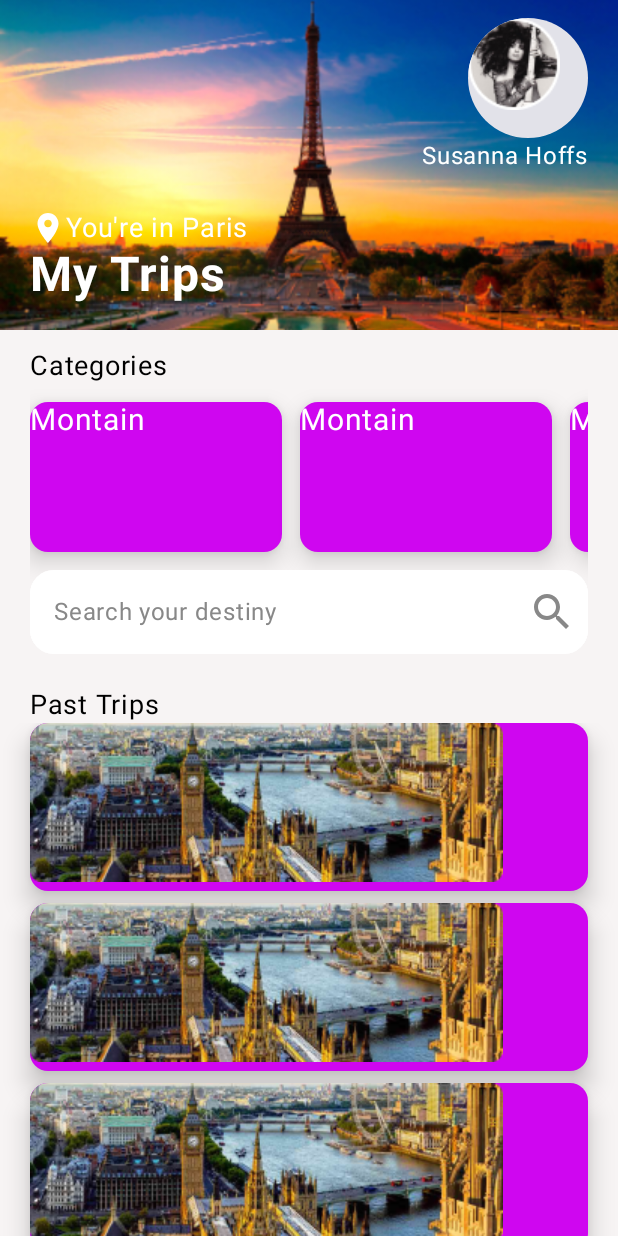
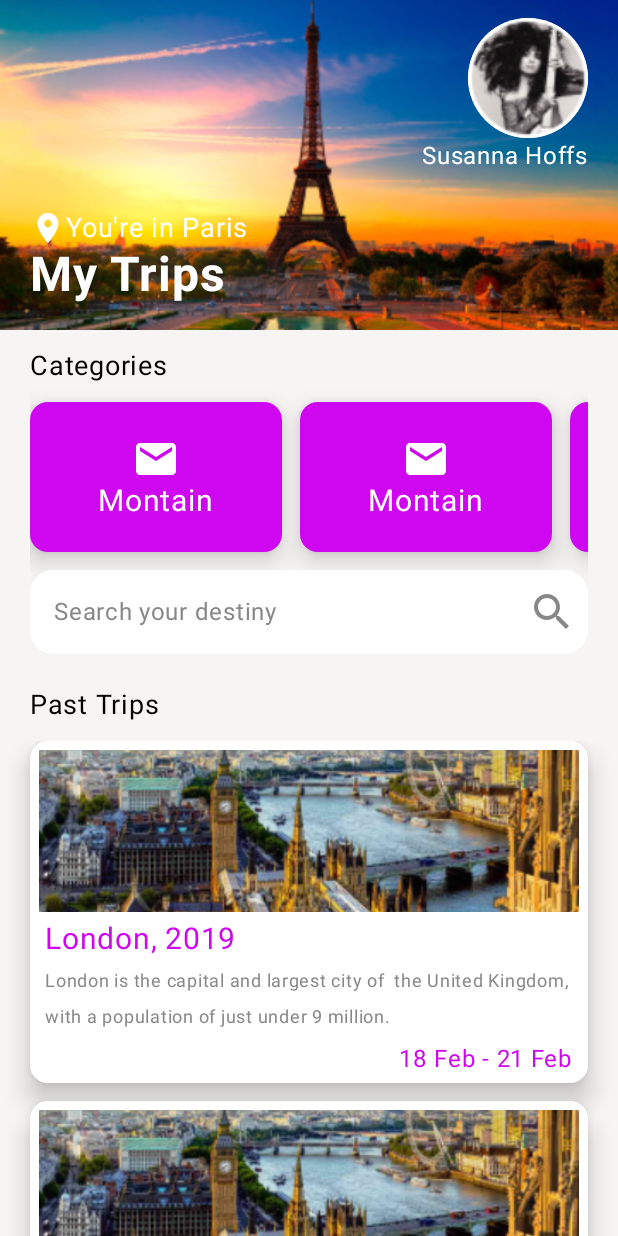
Before and after one commit to PedrooTz/Login-Page-Android, an Android app built with Jetpack Compose: the home screen opened through its navigation route, on a phone screen of 412 x 824 dp. Run offline under Robolectric (Android 15) with nearby library versions, the phone set to English and light mode, and no system bars.

Commit message:
Todas as telas finalizadas

```diff
--- a/app/build.gradle.kts
+++ b/app/build.gradle.kts
@@ -60,6 +60,7 @@ dependencies {
     implementation("androidx.compose.ui:ui-tooling-preview")
 
     implementation("androidx.navigation:navigation-compose:2.7.7")
+    implementation("androidx.compose.material:material-icons-core-android:1.6.5")
 
     implementation("androidx.compose.material3:material3")
     testImplementation("junit:junit:4.13.2")
--- a/app/src/main/java/br/senai/sp/jandira/loginpage/screens/TelaHome.kt
+++ b/app/src/main/java/br/senai/sp/jandira/loginpage/screens/TelaHome.kt
@@ -1,23 +1,14 @@
 package br.senai.sp.jandira.loginpage.screens
 
-import android.graphics.drawable.Icon
-import android.os.Bundle
-import androidx.activity.ComponentActivity
-import androidx.activity.compose.setContent
-import androidx.compose.foundation.BorderStroke
 import androidx.compose.foundation.Image
 import androidx.compose.foundation.background
-import androidx.compose.foundation.border
 import androidx.compose.foundation.layout.Arrangement
-import androidx.compose.foundation.layout.Box
 import androidx.compose.foundation.layout.Column
 import androidx.compose.foundation.layout.Row
 import androidx.compose.foundation.layout.Spacer
-import androidx.compose.foundation.layout.fillMaxHeight
 import androidx.compose.foundation.layout.fillMaxSize
 import androidx.compose.foundation.layout.fillMaxWidth
 import androidx.compose.foundation.layout.height
-import androidx.compose.foundation.layout.offset
 import androidx.compose.foundation.layout.padding
 import androidx.compose.foundation.layout.size
 import androidx.compose.foundation.layout.width
@@ -26,25 +17,13 @@ import androidx.compose.foundation.lazy.LazyRow
 import androidx.compose.foundation.shape.CircleShape
 import androidx.compose.foundation.shape.RoundedCornerShape
 import androidx.compose.material.icons.Icons
-import androidx.compose.material.icons.filled.AccountBox
-import androidx.compose.material.icons.filled.AccountCircle
-import androidx.compose.material.icons.filled.ArrowForward
 import androidx.compose.material.icons.filled.Email
-import androidx.compose.material.icons.filled.Lock
-import androidx.compose.material.icons.filled.Person
-import androidx.compose.material.icons.filled.Phone
 import androidx.compose.material.icons.filled.Place
 import androidx.compose.material.icons.filled.Search
-import androidx.compose.material3.Button
-import androidx.compose.material3.ButtonDefaults
 import androidx.compose.material3.Card
 import androidx.compose.material3.CardDefaults
-import androidx.compose.material3.CardElevation
-import androidx.compose.material3.Checkbox
-import androidx.compose.material3.CheckboxDefaults
 import androidx.compose.material3.Icon
 import androidx.compose.material3.IconButton
-import androidx.compose.material3.MaterialTheme
 import androidx.compose.material3.OutlinedTextField
 import androidx.compose.material3.OutlinedTextFieldDefaults
 import androidx.compose.material3.Surface
@@ -54,20 +33,22 @@ import androidx.compose.runtime.mutableStateOf
 import androidx.compose.runtime.remember
 import androidx.compose.ui.Alignment
 import androidx.compose.ui.Modifier
-import androidx.compose.ui.graphics.Brush
 import androidx.compose.ui.graphics.Color
 import androidx.compose.ui.layout.ContentScale
 import androidx.compose.ui.res.painterResource
+import androidx.compose.ui.text.font.FontFamily
 import androidx.compose.ui.text.font.FontWeight
-import androidx.compose.ui.tooling.preview.Preview
 import androidx.compose.ui.unit.dp
 import androidx.compose.ui.unit.sp
 import androidx.navigation.NavHostController
-import br.senai.sp.jandira.loginpage.R
-import br.senai.sp.jandira.loginpage.ui.theme.LoginPageTheme
+
 
 @Composable
 fun TelaHome(controleNavegacao: NavHostController) {
+
+    var textState = remember {
+        mutableStateOf("")
+    }
     Column(
         modifier = Modifier
             .fillMaxSize()
@@ -77,7 +58,7 @@ fun TelaHome(controleNavegacao: NavHostController) {
             .fillMaxWidth()
             .height(220.dp)){
             Image(
-                painter = painterResource(id = R.drawable.paris),
+                painter = painterResource(id = br.senai.sp.jandira.loginpage.R.drawable.paris),
                 contentDescription = "Paisagem",
                 contentScale = ContentScale.Crop,
                 modifier = Modifier
@@ -96,15 +77,15 @@ fun TelaHome(controleNavegacao: NavHostController) {
                         modifier = Modifier
                             .fillMaxWidth()
                     ){
-                        Card (
+                        Surface (
                             modifier = Modifier
                                 .width(80.dp)
                                 .height(80.dp),
                             shape = CircleShape
                         ){
                             Image(
-                                painter = painterResource(id = R.drawable.perfil),
-                                contentDescription = "Imagem de perfil",
+                                painter = painterResource(id = br.senai.sp.jandira.loginpage.R.drawable.perfil ),
+                                contentDescription = "",
                                 contentScale = ContentScale.Crop
                             )
                         }
@@ -168,6 +149,20 @@ fun TelaHome(controleNavegacao: NavHostController) {
                         ),
                     elevation = CardDefaults.cardElevation(10.dp)
                 ) {
+                    Column (
+                        modifier = Modifier
+                            .fillMaxWidth()
+                            .fillMaxSize(),
+                        verticalArrangement = Arrangement.Center,
+                        horizontalAlignment = Alignment.CenterHorizontally
+                    ){
+                        Icon(
+                            imageVector = Icons.Default.Email,
+                            contentDescription = "Montanha",
+                            tint = Color(0xFFFFFFFF),
+                            modifier = Modifier
+                                .size(32.dp)
+                        )
                         Text(
                             text = "Montain",
                             color = Color.White,
@@ -176,10 +171,11 @@ fun TelaHome(controleNavegacao: NavHostController) {
                     }
                 }
             }
+        }
         Spacer(modifier = Modifier.height(12.dp))
         OutlinedTextField(
-            value = "",
-            onValueChange = {},
+            value = textState.value,
+            onValueChange = {textState.value = it},
             modifier = Modifier
                 .fillMaxWidth(),
             placeholder = {
@@ -214,30 +210,70 @@ fun TelaHome(controleNavegacao: NavHostController) {
             modifier = Modifier
                 .padding(top = 10.dp)
         )
+        Spacer(modifier = Modifier.height(12.dp))
         LazyColumn(){
             items(20) {
                 Card(
                     modifier = Modifier
                         .fillMaxSize()
-                        .height(120.dp)
-                        .padding(bottom = 8.dp),
+                        .height(240.dp)
+                        .padding(bottom = 12.dp),
                     colors = CardDefaults
                         .cardColors(
-                            containerColor = Color(0xFFCF06F0)
+                            containerColor = Color.White
                         ),
                     elevation = CardDefaults.cardElevation(10.dp)
                 ) {
-                    Image(painter = painterResource(id = R.drawable.london),
-                        contentDescription = "")
-
-
+                    Surface (
+                        modifier = Modifier
+                            .height(120.dp)
+                            .fillMaxWidth()
+                            .padding(horizontal = 6.dp, vertical = 6.dp)
+                    ){
+                        Image(
+                            painter = painterResource(id = br.senai.sp.jandira.loginpage.R.drawable.london) ,
+                            contentDescription = "Paisagem",
+                            contentScale = ContentScale.Crop
+                        )
+                    }
+                    Column (
+                        modifier = Modifier
+                            .padding(horizontal = 10.dp)
+                    ){
+                        Text(
+                            text = "London, 2019",
+                            color = Color(0xFFCF06F0),
+                            fontWeight = FontWeight(480),
+                            fontSize = 20.sp
+                        )
+                        Text(
+                            text = "London is the capital and largest city of  the United Kingdom, with a population of just under 9 million.",
+                            color = Color.Gray,
+                            fontWeight = FontWeight.Normal,
+                            fontSize = 12.sp,
+                            modifier = Modifier
+                                .padding(vertical = 4.dp)
+                        )
+                        Row (
+                            modifier = Modifier
+                                .fillMaxWidth(),
+                            horizontalArrangement = Arrangement.End
+                        ) {
+                            Text(
+                                text = "18 Feb - 21 Feb",
+                                color = Color(0xFFCF06F0),
+                                fontWeight = FontWeight(480)
+                            )
                         }
                     }
                 }
             }
         }
-@Preview
-@Composable
-fun TelaHomePreview() {
-    //TelaHome()
     }
+}
+//@Preview
+//@Composable
+//fun TelaHomePreview() {
+//    Telahome()
+//
+//}
```
Lines whose indentation alone changed are shown as unchanged.
